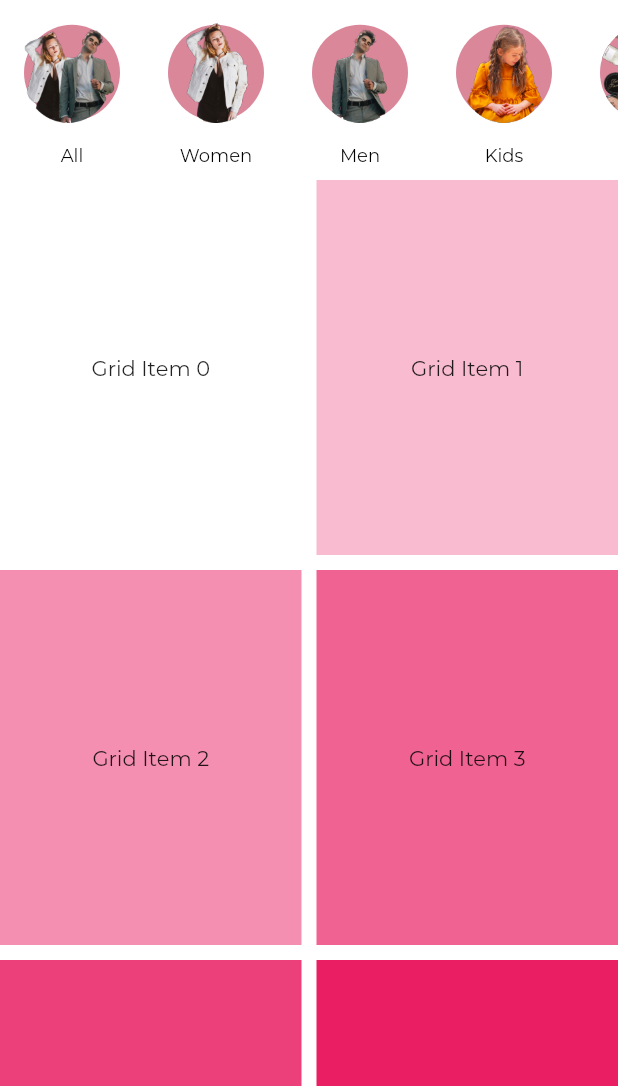
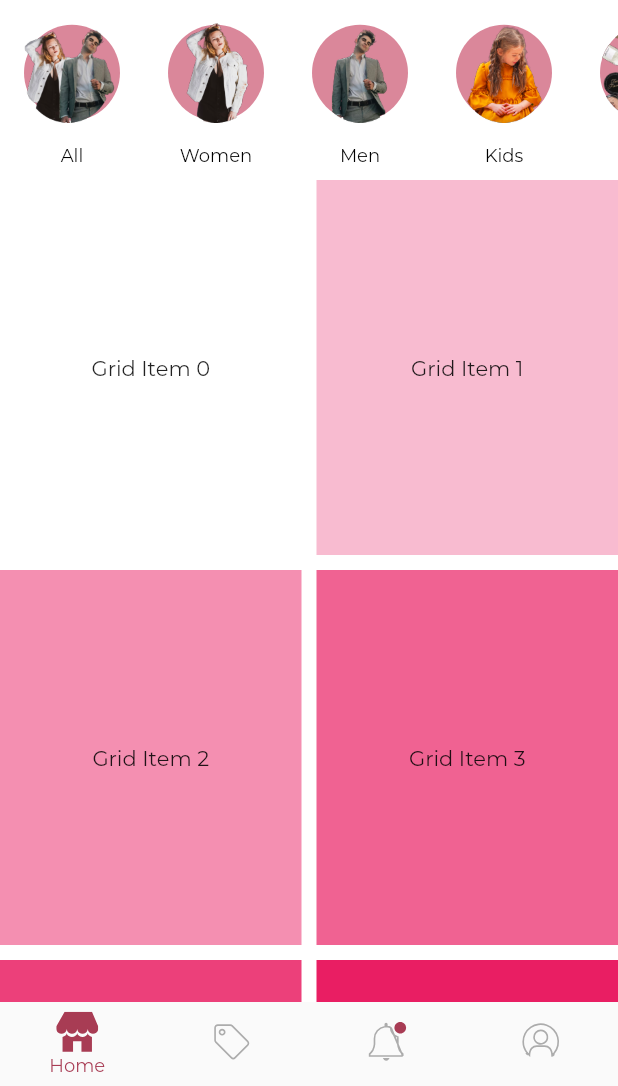
Before and after one commit to smellycloud/relove, a Flutter app: the Home screen opened by its route, on a phone screen of 412 x 824 dp, the part 150-1236 px from its top. Run offline on Flutter 3.47's test engine with Material 2 defaults, Android fonts, the phone set to English and light mode, and no system bars; our stand-ins replace firebase_auth, firebase_core, flutter_svg, font_awesome_flutter, get, intl_phone_number_input and 1 more; accounts and stored records are empty.

Commit message:
add bottom navbar

```diff
--- a/lib/components/common/ReloveSliverAppBar.dart
+++ b/lib/components/common/ReloveSliverAppBar.dart
@@ -20,7 +20,6 @@ class ReloveSliverAppBar extends StatelessWidget {
       floating: true,
       leadingWidth: 0.0,
       elevation: 0.0,
-      leading: null,
       flexibleSpace: const FlexibleSpaceBar(
         titlePadding: EdgeInsets.only(
           left: 16.0,
--- a/lib/main.dart
+++ b/lib/main.dart
@@ -54,7 +54,7 @@ class Relove extends StatelessWidget {
         dividerColor: kLightTextColor,
         fontFamily: "Montserrat",
       ),
-      home: const AuthenticationScreen(),
+      home: const Home(),
       routes: {
         AuthenticationScreen.id: (context) => const AuthenticationScreen(),
         SizePreferenceScreen.id: (context) => const SizePreferenceScreen(),
--- a/lib/screens/home/home.dart
+++ b/lib/screens/home/home.dart
@@ -1,27 +1,94 @@
 import 'package:flutter/material.dart';
 import 'package:relove/constants.dart';
 import 'package:relove/components/home/CategoryBubble.dart';
+import 'package:relove/models/category.dart';
 import 'package:relove/screens/categories/categories_screen.dart';
 import 'package:relove/data/category_data.dart';
 import 'package:relove/components/common/ReloveSliverAppBar.dart';
-import 'package:flutter/animation.dart';
+import 'package:flutter_svg/flutter_svg.dart';
+import 'package:relove/screens/sell/sell_screen.dart';
+import 'package:relove/screens/notifications/notification_screen.dart';
+import 'package:relove/screens/profile/profile_screen.dart';
+
 class Home extends StatefulWidget {
   static const id = 'home';
 
   const Home({Key? key}) : super(key: key);
 
   @override
-  _HomeState createState() => _HomeState();
+  State<Home> createState() => _HomeState();
 }
 
 class _HomeState extends State<Home> {
+  int currentIndex = 0;
+
+  final screens = [
+    const SellScreen(),
+    const NotificationScreen(),
+    const ProfileScreen(),
+  ];
+
   @override
   Widget build(BuildContext context) {
     return Scaffold(
+      bottomNavigationBar: BottomNavigationBar(
+        selectedItemColor: kPrimaryColor,
+        iconSize: 24.0,
+        selectedFontSize: 12.0,
+        unselectedFontSize: 12.0,
+        currentIndex: currentIndex,
+        showUnselectedLabels: false,
+        onTap: (index) => setState(() => currentIndex = index),
+        elevation: 0.0,
+        type: BottomNavigationBarType.fixed,
+        items: <BottomNavigationBarItem>[
+          BottomNavigationBarItem(
+            backgroundColor: kPrimaryColor,
+            icon: SvgPicture.asset(
+              "assets/bottom_navigation_bar/home_unselected.svg",
+            ),
+            activeIcon: SvgPicture.asset(
+              "assets/bottom_navigation_bar/home_selected.svg",
+            ),
+            label: 'Home',
+          ),
+          BottomNavigationBarItem(
+            backgroundColor: kPrimaryColor,
+            icon: SvgPicture.asset(
+              "assets/bottom_navigation_bar/sell_unselected.svg",
+            ),
+            activeIcon: SvgPicture.asset(
+              "assets/bottom_navigation_bar/sell_selected.svg",
+            ),
+            label: 'Sell',
+          ),
+          BottomNavigationBarItem(
+            backgroundColor: kPrimaryColor,
+            icon: SvgPicture.asset(
+              "assets/bottom_navigation_bar/notification_unselected.svg",
+            ),
+            activeIcon: SvgPicture.asset(
+              "assets/bottom_navigation_bar/notification_selected.svg",
+            ),
+            label: 'Notifications',
+          ),
+          BottomNavigationBarItem(
+            backgroundColor: kPrimaryColor,
+            icon: SvgPicture.asset(
+              "assets/bottom_navigation_bar/profile_unselected.svg",
+            ),
+            activeIcon: SvgPicture.asset(
+              "assets/bottom_navigation_bar/profile_selected.svg",
+            ),
+            label: 'Profile',
+          ),
+        ],
+      ),
       backgroundColor: Colors.white,
       body: CustomScrollView(
         slivers: [
           const ReloveSliverAppBar(),
+          screens[currentIndex],
           SliverToBoxAdapter(
             child: SizedBox(
               height: 120.0,
--- /dev/null
+++ b/lib/screens/notifications/notification_screen.dart
@@ -0,0 +1,9 @@
+import 'package:flutter/material.dart';
+
+class NotificationScreen extends StatelessWidget {
+  const NotificationScreen({Key? key}) : super(key: key);
+
+  @override
+  Widget build(BuildContext context) {
+    return const Scaffold(body: Center(child: Text('Notifications'),),);
+  }
--- /dev/null
+++ b/lib/screens/profile/profile_screen.dart
@@ -0,0 +1,9 @@
+import 'package:flutter/material.dart';
+
+class ProfileScreen extends StatelessWidget {
+  const ProfileScreen({Key? key}) : super(key: key);
+
+  @override
+  Widget build(BuildContext context) {
+    return const Scaffold(body: Center(child: Text('Profile'),),);
+  }
--- /dev/null
+++ b/lib/screens/sell/sell_screen.dart
@@ -0,0 +1,9 @@
+import 'package:flutter/material.dart';
+
+class SellScreen extends StatelessWidget {
+  const SellScreen({Key? key}) : super(key: key);
+
+  @override
+  Widget build(BuildContext context) {
+    return const Scaffold(body: Center(child: Text('Sell'),),);
+  }
```
Also changed, not shown: pubspec.yaml (+8 -0 lines), assets/bottom_navigation_bar/home_selected.svg (added), assets/bottom_navigation_bar/home_unselected.svg (added), assets/bottom_navigation_bar/notification_selected.svg (added), assets/bottom_navigation_bar/notification_unselected.svg (added), assets/bottom_navigation_bar/profile_selected.svg (added), assets/bottom_navigation_bar/profile_unselected.svg (added), assets/bottom_navigation_bar/sell_selected.svg (added), assets/bottom_navigation_bar/sell_unselected.svg (added), 2 other files.
